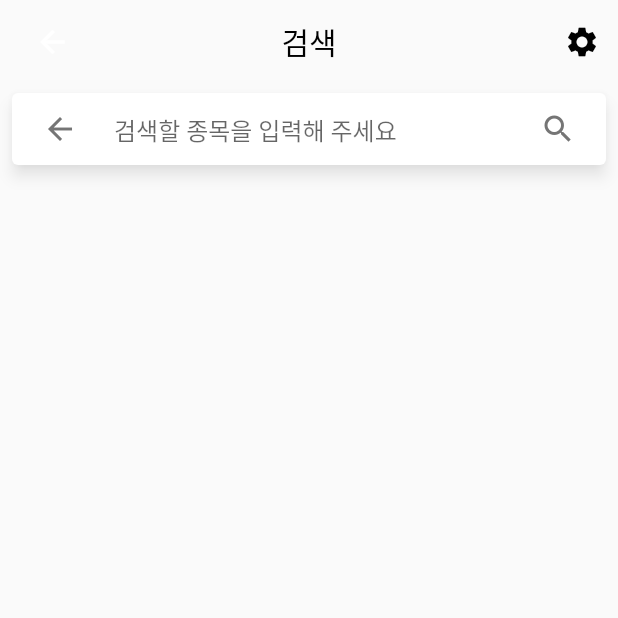
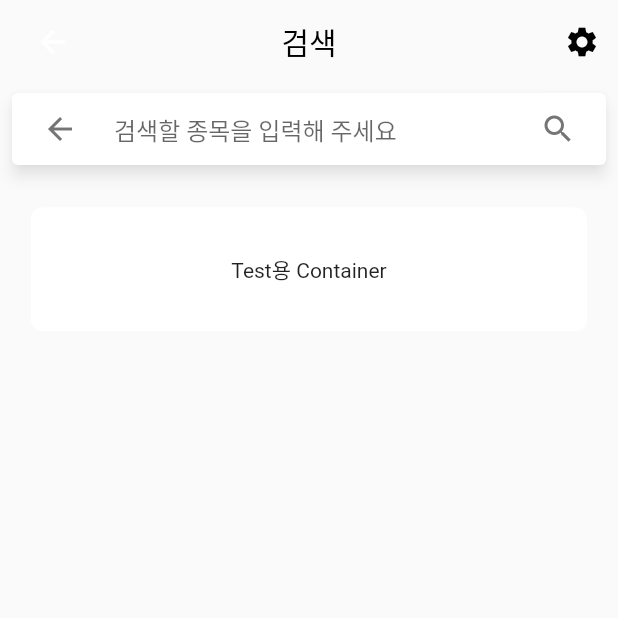
Before and after one commit to kookmin-sw/capstone-2022-07, a Flutter app: the Searchscreen screen opened directly, on a phone screen of 412 x 824 dp, the top half of it. Run offline on Flutter 3.47's test engine with Material 2 defaults, Android fonts, the phone set to English and light mode, and no system bars; drawn by our look-alikes of material_floating_search_bar; our stand-ins replace badges, cloud_firestore, contained_tab_bar_view, firebase_auth, firebase_core, firebase_messaging and 5 more; missing offline and left inert: yahoofin; accounts and stored records are empty; project files that could hold a hidden picture were left out.

Commit message:
Fix Error

```diff
--- a/flutter_application_1/lib/screens/Register/function.dart
+++ b/flutter_application_1/lib/screens/Register/function.dart
@@ -1,6 +1,7 @@
 // ignore_for_file: import_of_legacy_library_into_null_safe, prefer_const_constructors, unnecessary_null_comparison
 
 import 'package:flutter/material.dart';
+import 'package:flutter_application_1/init.dart';
 import 'package:flutter_application_1/screens/Register/signup/input_nickname_screen.dart';
 import 'package:flutter_application_1/screens/Register/signup/register_screen.dart';
 import 'package:flutter_application_1/screens/Register/signup/verify_screen.dart';
--- a/flutter_application_1/lib/screens/mainScreen/searchscreen.dart
+++ b/flutter_application_1/lib/screens/mainScreen/searchscreen.dart
@@ -36,7 +36,31 @@ class _SearchscreenState extends State<Searchscreen> {
       body: SizedBox(
         height: size.height,
         width: size.width,
-        child: buildFloatingSearchBar(context, size),
+        child: Stack(
+          alignment: Alignment.center,
+          children: [
+            Positioned(
+              top: size.height * 0.1,
+              child: Container(
+                  width: size.width * 0.9,
+                  height: size.height * 0.1,
+                  padding: EdgeInsets.symmetric(vertical: size.height * 0.01),
+                  decoration: BoxDecoration(
+                    borderRadius: BorderRadius.only(
+                      topLeft: Radius.circular(8),
+                      topRight: Radius.circular(8),
+                      bottomLeft: Radius.circular(8),
+                      bottomRight: Radius.circular(8),
+                    ),
+                    color: Color.fromRGBO(255, 255, 255, 1),
+                  ),
+                  child: Container(
+                      // alignment: Alignment.center,
+                      child: Center(child: Text("Test용 Container")))),
+            ),
+            buildFloatingSearchBar(context, size),
+          ],
+        ),
       ),
     );
   }
@@ -171,17 +195,11 @@ class _SearchscreenState extends State<Searchscreen> {
         );
       },
       builder: (context, transition) {
-        return ClipRRect(
-          borderRadius: BorderRadius.circular(20),
-          child: Material(
-            color: Colors.white,
-            elevation: 4,
-            child: StreamBuilder(
+        return StreamBuilder(
           stream: FirebaseFirestore.instance
               .collection('stock_API2')
               .where("stockName", isGreaterThanOrEqualTo: selectedTerm)
-                    .where("stockName",
-                        isLessThanOrEqualTo: selectedTerm + "\uF7FF")
+              .where("stockName", isLessThanOrEqualTo: selectedTerm + "\uF7FF")
               .snapshots(),
           builder: (context, AsyncSnapshot snapshot) {
             if (!snapshot.hasData) {
@@ -194,15 +212,14 @@ class _SearchscreenState extends State<Searchscreen> {
                 return Container();
               } else {
                 for (int i = 0; i < snapshot.data!.docs.length; i++) {
-                        increaseList.add(snapshot.data.docs[i].data()
-                            as Map<String, dynamic>);
+                  increaseList.add(
+                      snapshot.data.docs[i].data() as Map<String, dynamic>);
                 }
                 return searchStockList(size, increaseList);
               }
               // return _buildList(context, snapshot.data);
             }
-                }),
-          ),
+          },
         );
       },
     );
```
Also changed, not shown: flutter_application_1/lib/screens/mainScreen/interestsscreen.dart (+14 -13 lines), flutter_application_1/lib/screens/mainScreen/mainscreen.dart (+9 -9 lines), flutter_application_1/lib/screens/mainScreen/stockscreen.dart (+11 -12 lines). Lines whose indentation alone changed are shown as unchanged.
